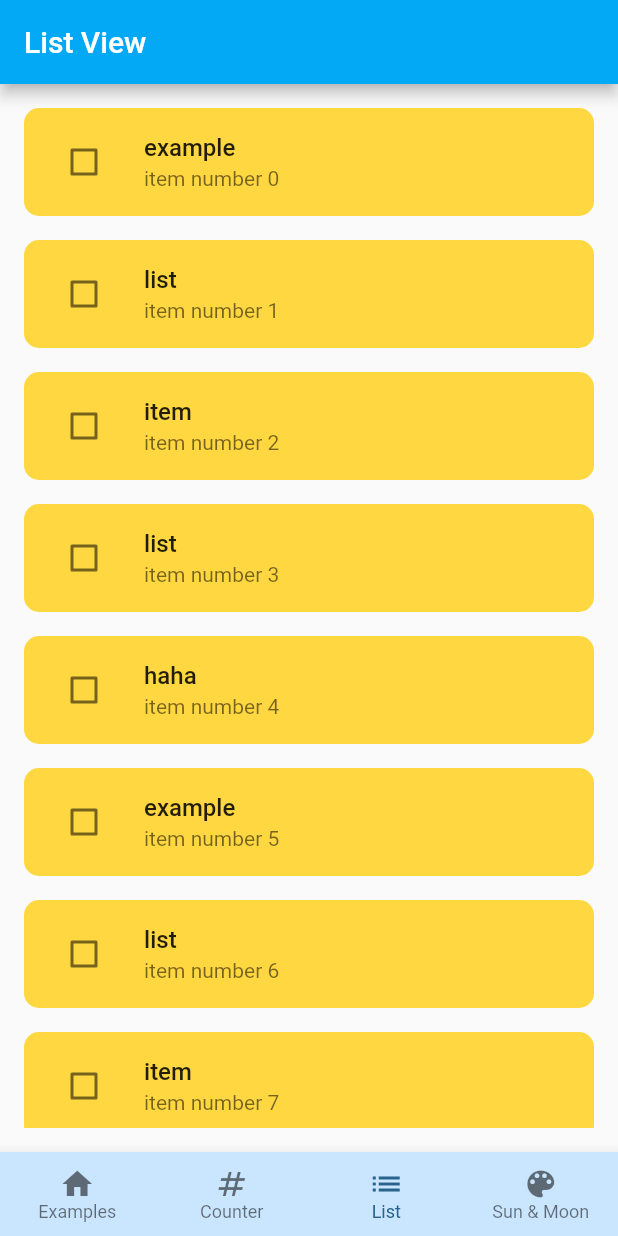
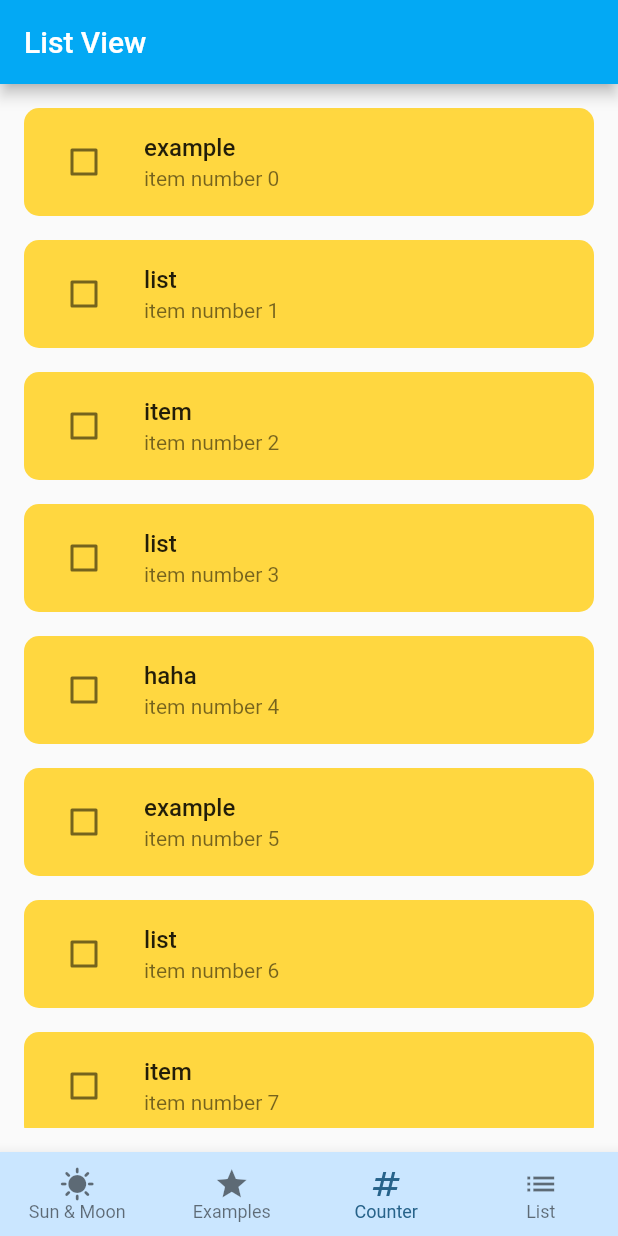
Before and after one commit to sipamungkas/flutter-basic, a Flutter app: the screen it shows after launch, item 3 of the bottom bar chosen, on a phone screen of 412 x 824 dp. Run offline on Flutter 3.47's test engine with Material 2 defaults, Android fonts, the phone set to English and light mode, and no system bars.

Commit message:
refactor: change sun and moon position, add conditional in bottom nav icon dark and light mode

```diff
--- a/lib/root_bottom_navigation.dart
+++ b/lib/root_bottom_navigation.dart
@@ -1,8 +1,10 @@
+import 'package:basic/application/theme_service.dart';
 import 'package:basic/presentation/counter/counter_screen.dart';
 import 'package:basic/presentation/list/list_screen.dart';
 import 'package:basic/presentation/theme_animation/theme_animation_screen.dart';
 import 'package:basic/presentation/widget_examples/widget_examples_screen.dart';
 import 'package:flutter/material.dart';
+import 'package:provider/provider.dart';
 
 class RootBottomNavigation extends StatefulWidget {
   const RootBottomNavigation({super.key});
@@ -18,12 +20,13 @@ class _RootBottomNavigationState extends State<RootBottomNavigation> {
   Widget build(BuildContext context) {
     return Scaffold(
       body: IndexedStack(index: currentIndex, children: const [
-        WidgetExamplesScreen(),
+        ThemeAnimationScreen(),
         CounterScreen(),
         ListScreen(),
-        ThemeAnimationScreen()
+        WidgetExamplesScreen(),
       ]),
-      bottomNavigationBar: BottomNavigationBar(
+      bottomNavigationBar: Consumer<ThemeService>(
+        builder: (context, themeService, child) => BottomNavigationBar(
           type: BottomNavigationBarType.fixed,
           backgroundColor: Theme.of(context).colorScheme.primaryContainer,
           onTap: (index) {
@@ -34,19 +37,24 @@ class _RootBottomNavigationState extends State<RootBottomNavigation> {
           selectedFontSize: 12,
           selectedItemColor: Theme.of(context).colorScheme.primary,
           currentIndex: currentIndex,
-          items: const [
+          items: [
             BottomNavigationBarItem(
-              icon: Icon(Icons.home),
+                icon: Icon(
+                    themeService.isDarkModeOn ? Icons.wb_cloudy : Icons.sunny),
+                label: 'Sun & Moon'),
+            const BottomNavigationBarItem(
+              icon: Icon(Icons.star),
               label: 'Examples',
             ),
-            BottomNavigationBarItem(
+            const BottomNavigationBarItem(
               icon: Icon(Icons.numbers),
               label: 'Counter',
             ),
-            BottomNavigationBarItem(icon: Icon(Icons.list), label: 'List'),
-            BottomNavigationBarItem(
-                icon: Icon(Icons.color_lens), label: 'Sun & Moon'),
-          ]),
+            const BottomNavigationBarItem(
+                icon: Icon(Icons.list), label: 'List'),
+          ],
+        ),
+      ),
     );
   }
 }
```
